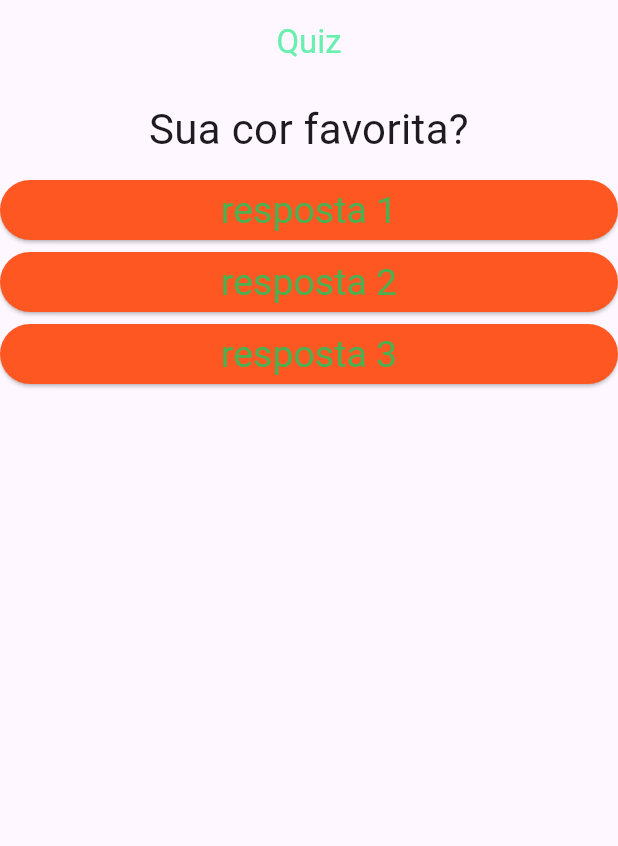
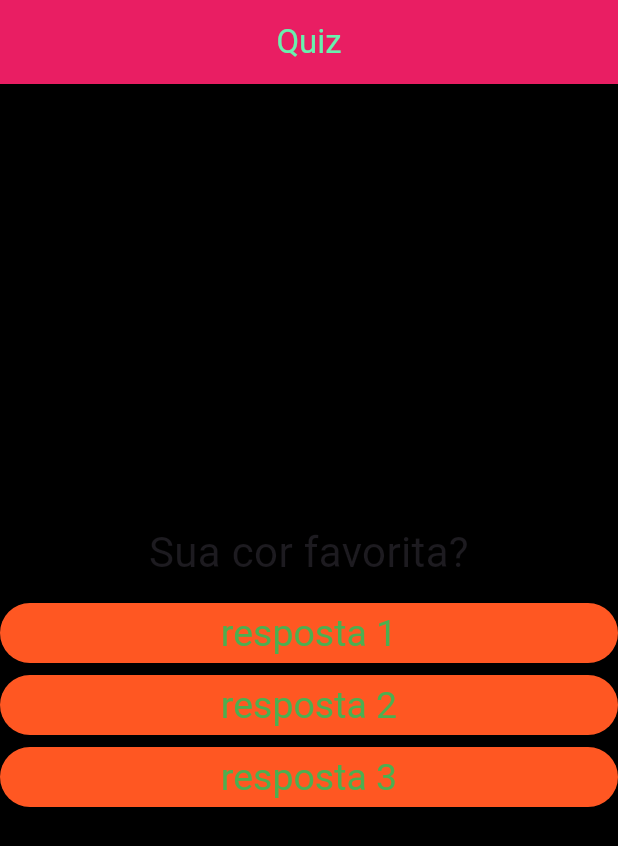
Before and after one commit to Bazchh/flutter_quiz_project, a Flutter app: the screen it shows after launch, on a phone screen of 412 x 824 dp. Shown: the top 846 px of the screen. Run offline on Flutter 3.47's test engine with Material 3 defaults, Android fonts, the phone set to English and light mode, and no system bars.

Commit message:
testando centralizaçao

```diff
--- a/lib/main.dart
+++ b/lib/main.dart
@@ -26,15 +26,22 @@ class _QuizAppState extends State<QuizApp> {
 
     return MaterialApp(
       home: Scaffold(
-        appBar: AppBar(title: Text('Quiz'), centerTitle: true, foregroundColor: Colors.greenAccent),
+        appBar: AppBar(
+          title: Text('Quiz'),
+          centerTitle: true,
+          foregroundColor: Colors.greenAccent,
+          backgroundColor: Colors.pink,
+        ),
         body: Column(
           children: <Widget>[
             Quiz(quiz[_perguntaSeleiconada]),
-            resposta('resposta 1',_respostas),
-            resposta('resposta 2',_respostas),
-            resposta('resposta 3',_respostas),
+            resposta('resposta 1', _respostas),
+            resposta('resposta 2', _respostas),
+            resposta('resposta 3', _respostas),
           ],
+          mainAxisAlignment: MainAxisAlignment.center,
         ),
+        backgroundColor: Colors.black,
       ),
     );
   }
```
